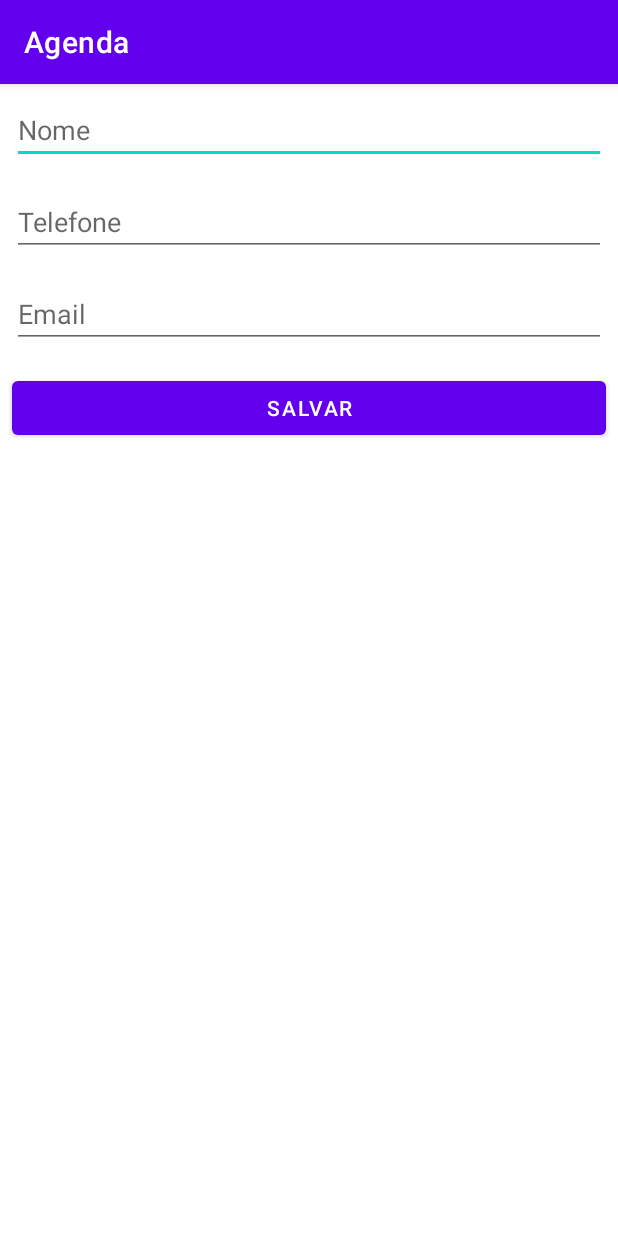
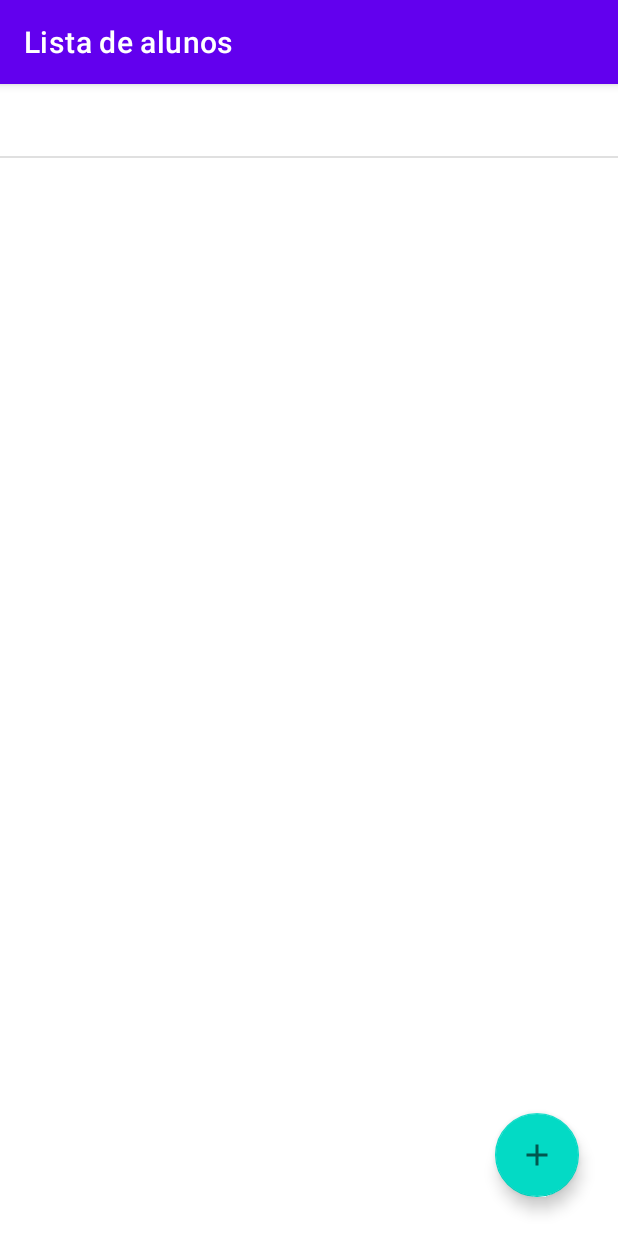
Before and after one commit to karlgama/android-agenda, an Android app: the screen it shows after launch (FormularioAlunoActivity before the commit, ListaAlunosActivity after it), after a tap on "SALVAR", on a phone screen of 412 x 824 dp. Run offline under Robolectric (Android 15) with nearby library versions, the phone set to English and light mode, and no system bars.

Commit message:
salvando aluno

```diff
--- /dev/null
+++ b/src/main/java/br/alura/dao/AlunoDAO.java
@@ -0,0 +1,18 @@
+package br.alura.dao;
+
+import java.util.ArrayList;
+import java.util.List;
+
+import br.alura.model.Aluno;
+
+public class AlunoDAO {
+
+    private final static List<Aluno> alunos = new ArrayList<>();
+    public void salva(Aluno aluno) {
+        alunos.add(aluno);
+    }
+
+    public  List<Aluno> getAlunos() {
+        return new ArrayList<>(alunos);
+    }
+}
--- a/src/main/java/br/alura/model/Aluno.java
+++ b/src/main/java/br/alura/model/Aluno.java
@@ -1,18 +1,8 @@
 package br.alura.model;
 
+import androidx.annotation.NonNull;
+
 public class Aluno {
-    public String getNome() {
-        return nome;
-    }
-
-    public String getTelefone() {
-        return telefone;
-    }
-
-    public String getEmail() {
-        return email;
-    }
-
     private String nome;
     private String telefone;
     private String email;
@@ -22,4 +12,10 @@ public class Aluno {
         this.telefone = telefone;
         this.email = email;
     }
+
+    @NonNull
+    @Override
+    public String toString() {
+        return nome;
+    }
 }
--- a/src/main/java/br/alura/ui/activity/FormularioAlunoActivity.java
+++ b/src/main/java/br/alura/ui/activity/FormularioAlunoActivity.java
@@ -1,14 +1,15 @@
 package br.alura.ui.activity;
 
-import androidx.appcompat.app.AppCompatActivity;
-
+import android.content.Intent;
 import android.os.Bundle;
 import android.view.View;
 import android.widget.Button;
 import android.widget.EditText;
-import android.widget.Toast;
+
+import androidx.appcompat.app.AppCompatActivity;
 
 import br.alura.R;
+import br.alura.dao.AlunoDAO;
 import br.alura.model.Aluno;
 
 public class FormularioAlunoActivity extends AppCompatActivity {
@@ -16,7 +17,11 @@ public class FormularioAlunoActivity extends AppCompatActivity {
     @Override
     protected void onCreate(Bundle savedInstanceState) {
         super.onCreate(savedInstanceState);
+
         setContentView(R.layout.activity_formulario_aluno);
+
+        AlunoDAO dao = new AlunoDAO();
+
         final EditText campoNome = findViewById(R.id.activity_formulario_aluno_nome);
         final EditText campoEmail = findViewById(R.id.activity_formulario_aluno_email);
         final EditText campoTelefone = findViewById(R.id.activity_formulario_aluno_telefone);
@@ -29,8 +34,11 @@ public class FormularioAlunoActivity extends AppCompatActivity {
                 String telefone = campoTelefone.getText().toString();
                 String email = campoEmail.getText().toString();
 
-                Aluno alunoCriado = new Aluno(nome,telefone,email);
-                Toast.makeText(FormularioAlunoActivity.this, alunoCriado.getNome(), Toast.LENGTH_SHORT).show();
+                Aluno alunoCriado = new Aluno(nome, telefone, email);
+                dao.salva(alunoCriado);
+
+                startActivity(new Intent(FormularioAlunoActivity.this,
+                        ListaAlunosActivity.class));
             }
         });
     }
--- a/src/main/java/br/alura/ui/activity/ListaAlunosActivity.java
+++ b/src/main/java/br/alura/ui/activity/ListaAlunosActivity.java
@@ -12,19 +12,22 @@ import java.util.Arrays;
 import java.util.List;
 
 import br.alura.R;
+import br.alura.dao.AlunoDAO;
 
 public class ListaAlunosActivity extends AppCompatActivity {
     @Override
     protected void onCreate(@Nullable Bundle savedInstanceState) {
         super.onCreate(savedInstanceState);
         setContentView(R.layout.activity_lista_alunos);
+        AlunoDAO dao = new AlunoDAO();
+
         setTitle("Lista de alunos");
-        List<String> alunos = new ArrayList<>(
-                Arrays.asList("Alex", "Fran", "Jose", "Maria", "Ana"));
+
+
         ListView listaDeAlunos = findViewById(R.id.activity_lista_alunos_listview);
         listaDeAlunos.setAdapter(new ArrayAdapter<>(
                 this,
                 android.R.layout.simple_list_item_1,
-                alunos));
+                dao.getAlunos()));
     }
 }
```
Also changed, not shown: src/main/AndroidManifest.xml (+8 -8 lines).
